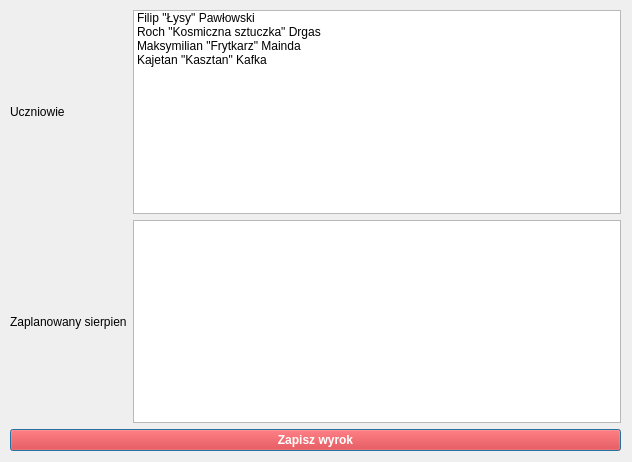
The window that layout.ui (Monka3tp/ListWidget_pyqt) describes before a commit, drawn with Qt 5.
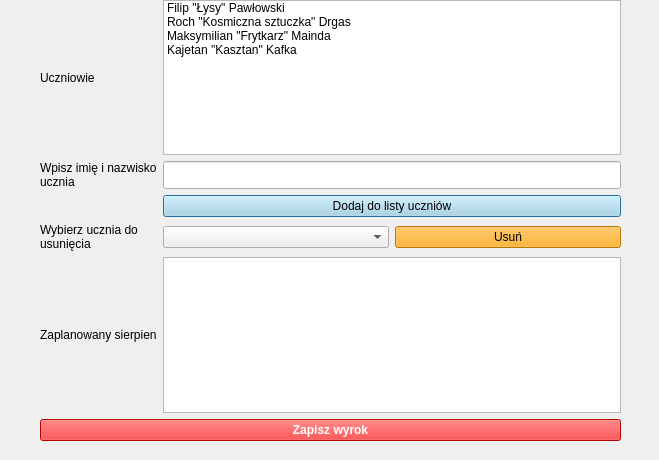
The same window after the commit.

The edit to the form file:
```diff
--- a/layout.ui
+++ b/layout.ui
@@ -6,23 +6,39 @@
    <rect>
     <x>0</x>
     <y>0</y>
-    <width>632</width>
-    <height>462</height>
+    <width>659</width>
+    <height>460</height>
    </rect>
   </property>
+  <property name="minimumSize">
+   <size>
+    <width>250</width>
+    <height>0</height>
+   </size>
+  </property>
   <property name="windowTitle">
    <string>Dialog</string>
   </property>
   <widget class="QWidget" name="gridLayoutWidget">
    <property name="geometry">
     <rect>
-     <x>10</x>
-     <y>10</y>
-     <width>611</width>
+     <x>40</x>
+     <y>0</y>
+     <width>581</width>
      <height>441</height>
     </rect>
    </property>
    <layout class="QGridLayout" name="gridLayout">
+    <item row="3" column="1">
+     <widget class="QPushButton" name="addButton">
+      <property name="styleSheet">
+       <string notr="true">background-color: lightblue;</string>
+      </property>
+      <property name="text">
+       <string>Dodaj do listy uczniów</string>
+      </property>
+     </widget>
+    </item>
     <item row="0" column="0">
      <widget class="QLabel" name="studentLabel">
       <property name="text">
@@ -32,6 +48,9 @@
     </item>
     <item row="0" column="1">
      <widget class="QListWidget" name="studentLW">
+      <property name="wordWrap">
+       <bool>true</bool>
+      </property>
       <item>
        <property name="text">
         <string>Filip &quot;Łysy&quot; Pawłowski</string>
@@ -54,17 +73,17 @@
       </item>
      </widget>
     </item>
-    <item row="1" column="1">
+    <item row="5" column="1">
      <widget class="QListWidget" name="auStudentLW"/>
     </item>
-    <item row="1" column="0">
+    <item row="5" column="0">
      <widget class="QLabel" name="auStudentLabel">
       <property name="text">
        <string>Zaplanowany sierpien</string>
       </property>
      </widget>
     </item>
-    <item row="2" column="0" colspan="2">
+    <item row="6" column="0" colspan="2">
      <widget class="QPushButton" name="acceptButton">
       <property name="styleSheet">
        <string notr="true">background-color: red;
@@ -76,6 +95,53 @@
       </property>
      </widget>
     </item>
+    <item row="4" column="0">
+     <widget class="QLabel" name="label_2">
+      <property name="text">
+       <string>Wybierz ucznia do usunięcia</string>
+      </property>
+      <property name="wordWrap">
+       <bool>true</bool>
+      </property>
+     </widget>
+    </item>
+    <item row="1" column="1">
+     <widget class="QLineEdit" name="formEdit">
+      <property name="maximumSize">
+       <size>
+        <width>16777215</width>
+        <height>160</height>
+       </size>
+      </property>
+     </widget>
+    </item>
+    <item row="1" column="0">
+     <widget class="QLabel" name="label">
+      <property name="text">
+       <string>Wpisz imię i nazwisko ucznia</string>
+      </property>
+      <property name="wordWrap">
+       <bool>true</bool>
+      </property>
+     </widget>
+    </item>
+    <item row="4" column="1">
+     <layout class="QHBoxLayout" name="horizontalLayout">
+      <item>
+       <widget class="QComboBox" name="deleteBox"/>
+      </item>
+      <item>
+       <widget class="QPushButton" name="deleteButton">
+        <property name="styleSheet">
+         <string notr="true">background-color: orange;</string>
+        </property>
+        <property name="text">
+         <string>Usuń</string>
+        </property>
+       </widget>
+      </item>
+     </layout>
+    </item>
    </layout>
   </widget>
  </widget>
```
